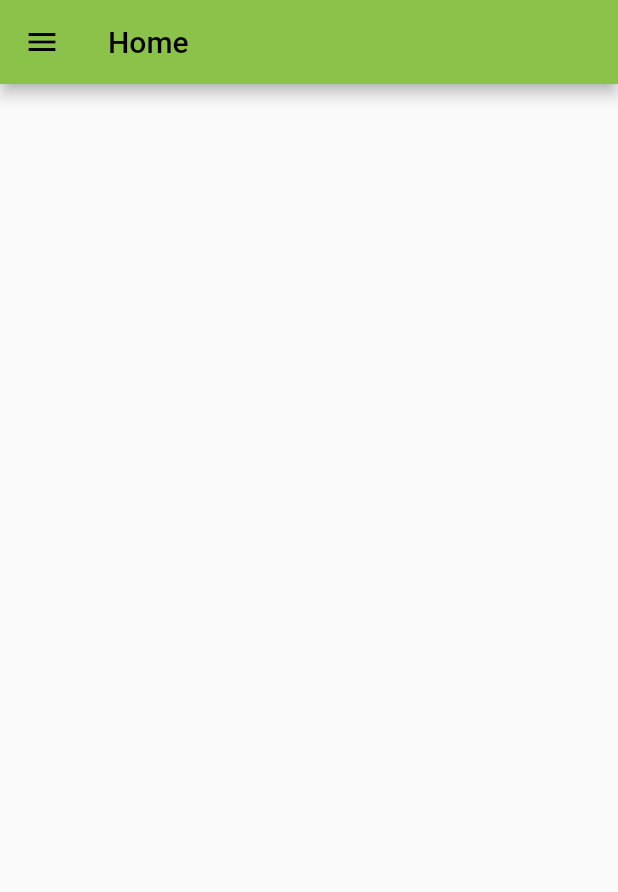
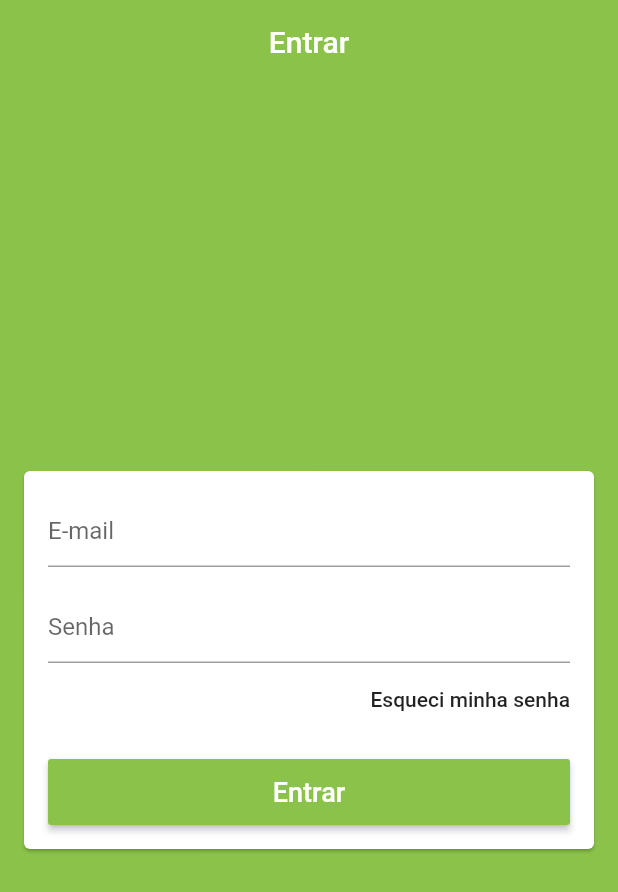
Before and after one commit to santana-tec/loja_vendas, a Flutter app: the screen it shows after launch, on a phone screen of 412 x 824 dp. Shown: the top 892 px of the screen. Run offline on Flutter 3.47's test engine with Material 2 defaults, Android fonts, the light colour scheme and no system bars; our stand-ins replace firebase_core; accounts and stored records are empty.

Commit message:
adicionado login screen

```diff
--- a/lib/main.dart
+++ b/lib/main.dart
@@ -18,7 +18,13 @@ class MyApp extends StatelessWidget {
       debugShowCheckedModeBanner: false,
       title: 'Sua Loja',
       theme: ThemeData(
-        primarySwatch: Colors.lightGreen,
+        primaryColor:  Colors.lightGreen,
+        scaffoldBackgroundColor: Colors.lightGreen,
+        appBarTheme: const AppBarTheme(
+            //backgroundColor: Colors.lightGreen,
+            elevation: 0
+        ),
+        visualDensity: VisualDensity.adaptivePlatformDensity,
       ),
       home: BaseScreen(),
     );
--- a/lib/screens/base/base_screen.dart
+++ b/lib/screens/base/base_screen.dart
@@ -1,6 +1,7 @@
 import 'package:flutter/material.dart';
 import 'package:loja_vendas/common/custom_drawer/custom_drawer.dart';
 import 'package:loja_vendas/models/page_manager.dart';
+import 'package:loja_vendas/screens/login/login_screen.dart';
 import 'package:provider/provider.dart';
 
 class BaseScreen extends StatelessWidget {
@@ -17,12 +18,7 @@ class BaseScreen extends StatelessWidget {
         controller: pageController,
         physics: const NeverScrollableScrollPhysics(),
         children: <Widget>[
-          Scaffold(
-            drawer: const CustomDrawer(),
-            appBar: AppBar(
-              title: const Text('Home'),
-            ),
-          ),
+          const LoginScreen(),
           Scaffold(
             drawer: const CustomDrawer(),
             appBar: AppBar(
--- /dev/null
+++ b/lib/screens/login/login_screen.dart
@@ -0,0 +1,79 @@
+import 'package:flutter/material.dart';
+
+class LoginScreen extends StatelessWidget {
+  const LoginScreen({Key? key}) : super(key: key);
+
+  @override
+  Widget build(BuildContext context) {
+    return Scaffold(
+
+      appBar: AppBar(
+        backgroundColor: Colors.lightGreen,
+
+        title: const Text('Entrar'),
+        centerTitle: true,
+
+      ),
+      body: Center(
+        child: Card(
+          margin: const EdgeInsets.symmetric(horizontal: 16),
+          child: ListView(
+            padding: const EdgeInsets.all(16),
+            shrinkWrap: true,
+            children: <Widget>[
+              TextFormField(
+                decoration: const InputDecoration(hintText: 'E-mail'),
+                keyboardType: TextInputType.emailAddress,
+                autocorrect: false,
+                validator: (email){
+                  return null;
+                },
+              ),
+              const SizedBox(height: 16,),
+              TextFormField(
+                decoration: const InputDecoration(hintText: 'Senha'),
+                autocorrect: false,
+                obscureText: true,
+                validator: (pass){
+                  if(pass != null || pass!.length < 6) {
+                    return 'Senha inválida';
+                  }
+                  return null;
+                },
+              ),
+              Align(
+                alignment: Alignment.centerRight,
+                child: FlatButton(
+                  onPressed: (){
+
+                  },
+                  padding: EdgeInsets.zero,
+                  child: const Text(
+                      'Esqueci minha senha'
+                  ),
+                ),
+              ),
+              const SizedBox(height: 16,),
+              SizedBox(
+                height: 44,
+                child: RaisedButton(
+                  onPressed: (){
+
+                  },
+                  color: Theme.of(context).primaryColor,
+                  textColor: Colors.white,
+                  child: const Text(
+                    'Entrar',
+                    style: TextStyle(
+                        fontSize: 18
+                    ),
+                  ),
+                ),
+              )
+            ],
+          ),
+        ),
+      ),
+    );
+  }
+}
```
